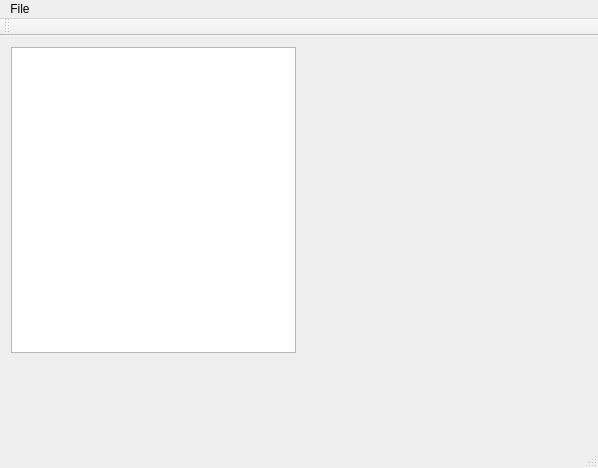
Above: mainwindow.ui from tiagotobias2003/player-music before the change. Below: the same form after it.
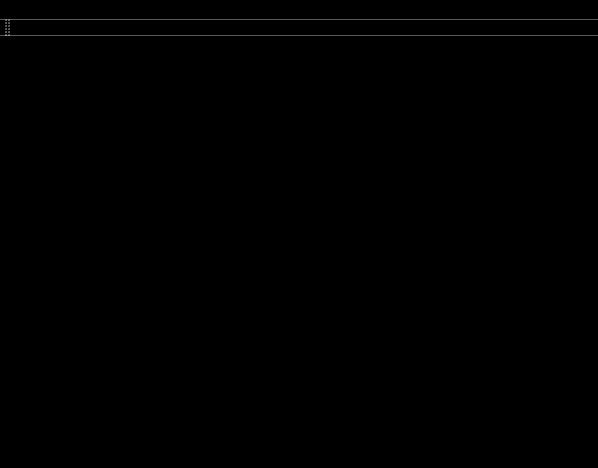
That is the form after the change. Custom widgets are drawn as their Qt base class.

Patch:
```diff
--- a/mainwindow.ui
+++ b/mainwindow.ui
@@ -14,7 +14,7 @@
    <string>MainWindow</string>
   </property>
   <property name="styleSheet">
-   <string notr="true"/>
+   <string notr="true">QWidget{background-color:black;}</string>
   </property>
   <widget class="QWidget" name="centralWidget">
    <property name="sizePolicy">
```
